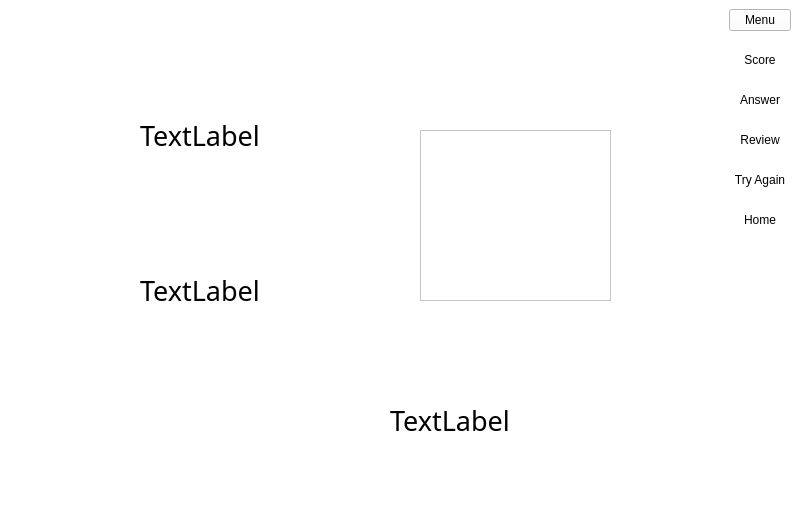
Before: the Qt Designer form screen/_ui/result_screen.ui in pranav1416/elixir-math-quiz, drawn with Qt 5.
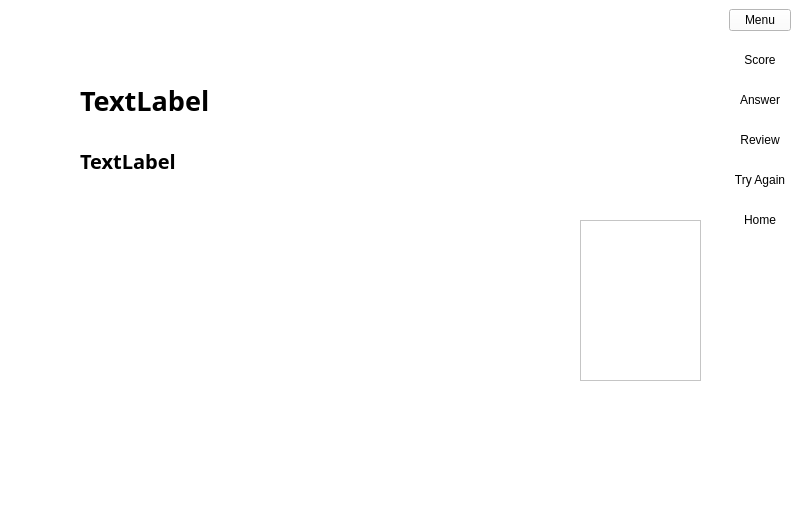
After: the same form once the commit is applied. The open tabs and pages were chosen to show the change. Icons and pictures are not drawn.

Commit message: added animation and sound for result screen

The edit to the form file:
```diff
--- a/screen/_ui/result_screen.ui
+++ b/screen/_ui/result_screen.ui
@@ -504,35 +504,21 @@
             </widget>
            </widget>
            <widget class="QWidget" name="page_2">
-            <widget class="QListWidget" name="listWidget">
-             <property name="geometry">
-              <rect>
-               <x>420</x>
-               <y>90</y>
-               <width>191</width>
-               <height>171</height>
-              </rect>
-             </property>
-             <property name="maximumSize">
-              <size>
-               <width>200</width>
-               <height>400</height>
-              </size>
-             </property>
-            </widget>
             <widget class="QLabel" name="question">
              <property name="geometry">
               <rect>
-               <x>140</x>
-               <y>50</y>
-               <width>261</width>
-               <height>91</height>
+               <x>80</x>
+               <y>40</y>
+               <width>221</width>
+               <height>41</height>
               </rect>
              </property>
              <property name="font">
               <font>
                <family>Microsoft JhengHei</family>
                <pointsize>20</pointsize>
+               <weight>75</weight>
+               <bold>true</bold>
               </font>
              </property>
              <property name="text">
@@ -542,35 +528,18 @@
             <widget class="QLabel" name="userAnswer">
              <property name="geometry">
               <rect>
-               <x>390</x>
-               <y>360</y>
-               <width>341</width>
+               <x>80</x>
+               <y>100</y>
+               <width>221</width>
                <height>41</height>
               </rect>
              </property>
              <property name="font">
               <font>
                <family>Microsoft JhengHei</family>
-               <pointsize>20</pointsize>
-              </font>
-             </property>
-             <property name="text">
-              <string>TextLabel</string>
-             </property>
-            </widget>
-            <widget class="QLabel" name="answer">
-             <property name="geometry">
-              <rect>
-               <x>140</x>
-               <y>210</y>
-               <width>261</width>
-               <height>81</height>
-              </rect>
-             </property>
-             <property name="font">
-              <font>
-               <family>Microsoft JhengHei</family>
-               <pointsize>20</pointsize>
+               <pointsize>15</pointsize>
+               <weight>75</weight>
+               <bold>true</bold>
               </font>
              </property>
              <property name="text">
@@ -580,8 +549,8 @@
             <widget class="QLabel" name="emoji">
              <property name="geometry">
               <rect>
-               <x>140</x>
-               <y>350</y>
+               <x>500</x>
+               <y>40</y>
                <width>170</width>
                <height>80</height>
               </rect>
@@ -602,6 +571,33 @@
               <bool>true</bool>
              </property>
             </widget>
+            <widget class="QListWidget" name="listWidget">
+             <property name="geometry">
+              <rect>
+               <x>580</x>
+               <y>180</y>
+               <width>121</width>
+               <height>161</height>
+              </rect>
+             </property>
+             <property name="maximumSize">
+              <size>
+               <width>200</width>
+               <height>400</height>
+              </size>
+             </property>
+            </widget>
+            <widget class="QWidget" name="verticalLayoutWidget">
+             <property name="geometry">
+              <rect>
+               <x>20</x>
+               <y>180</y>
+               <width>531</width>
+               <height>291</height>
+              </rect>
+             </property>
+             <layout class="QVBoxLayout" name="graph"/>
+            </widget>
            </widget>
           </widget>
          </item>
```
Left out of the diff: 2 changed lines with no effect on the pictures. The commit also changes 3 other files.
